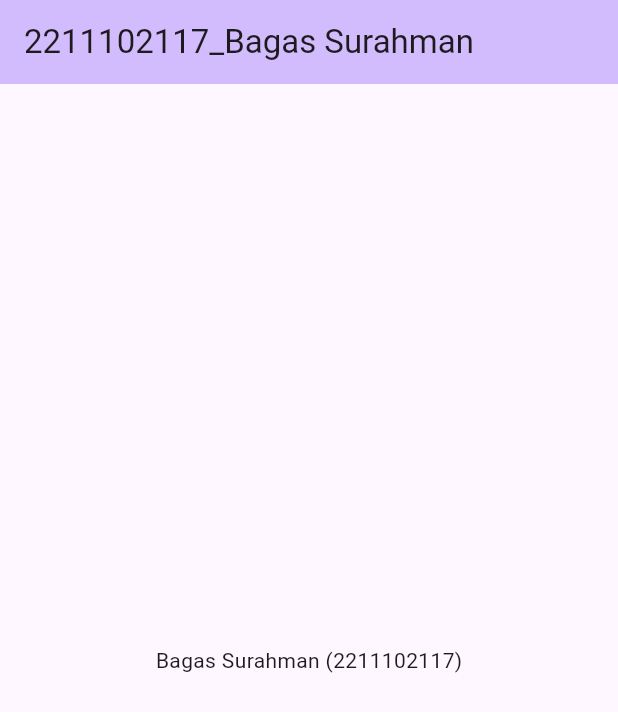
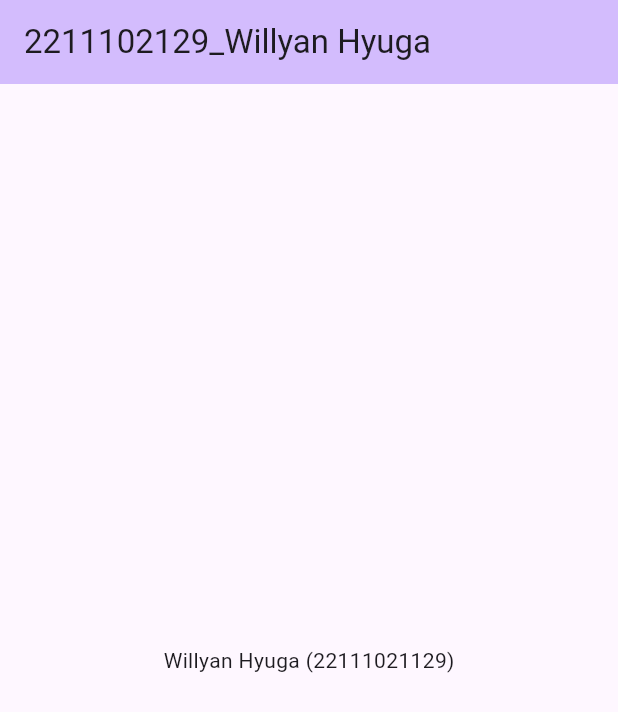
Before and after one commit to wilhyuga/2211102129_Willyan-Hyuga_IF-10-01, a Flutter app: the screen it shows after launch, on a phone screen of 412 x 824 dp. Shown: the top 712 px of the screen. Run offline on Flutter 3.47's test engine with Material 3 defaults, Android fonts, the phone set to English and light mode, and no system bars.

Commit message:
first commit

```diff
--- a/lib/main.dart
+++ b/lib/main.dart
@@ -11,7 +11,7 @@ class MyApp extends StatelessWidget {
   @override
   Widget build(BuildContext context) {
     return MaterialApp(
-      title: '2211102117_Bagas Surahman',
+      title: '2211102129_Willyan Hyuga',
       theme: ThemeData(
         // This is the theme of your application.
         //
@@ -30,7 +30,7 @@ class MyApp extends StatelessWidget {
         // tested with just a hot reload.
         colorScheme: ColorScheme.fromSeed(seedColor: Colors.deepPurple),
       ),
-      home: const MyHomePage(title: '2211102117_Bagas Surahman'),
+      home: const MyHomePage(title: '2211102129_Willyan Hyuga'),
     );
   }
 }
@@ -87,7 +87,7 @@ class _MyHomePageState extends State<MyHomePage> {
       ),
       body: Center(
         child: Text(
-        "Bagas Surahman (2211102117)",
+        "Willyan Hyuga (22111021129)",
         ),
       ), // This trailing comma makes auto-formatting nicer for build methods.
     );
```
